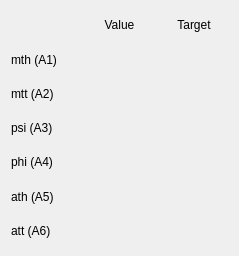
Before: the Qt Designer form custom/demo/gui/tasaxes.ui in mlz-ictrl/nicos, drawn with Qt 5.
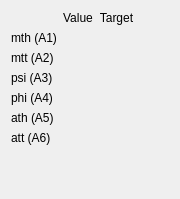
After: the same form once the commit is applied. Custom widgets are drawn as their Qt base class.

Commit message: gui: put spacers in the tas axes display

```diff
--- a/custom/demo/gui/tasaxes.ui
+++ b/custom/demo/gui/tasaxes.ui
@@ -6,14 +6,40 @@
    <rect>
     <x>0</x>
     <y>0</y>
-    <width>239</width>
-    <height>256</height>
+    <width>180</width>
+    <height>199</height>
    </rect>
   </property>
   <property name="windowTitle">
    <string>Form</string>
   </property>
   <layout class="QGridLayout" name="gridLayout">
+   <item row="1" column="2">
+    <widget class="ValueDisplay" name="valueDisplay_2">
+     <property name="key" stdset="0">
+      <string>mth.target</string>
+     </property>
+     <property name="showName" stdset="0">
+      <bool>false</bool>
+     </property>
+     <property name="formatString" stdset="0">
+      <string>%.3f</string>
+     </property>
+    </widget>
+   </item>
+   <item row="8" column="1">
+    <spacer name="verticalSpacer">
+     <property name="orientation">
+      <enum>Qt::Vertical</enum>
+     </property>
+     <property name="sizeHint" stdset="0">
+      <size>
+       <width>0</width>
+       <height>0</height>
+      </size>
+     </property>
+    </spacer>
+   </item>
    <item row="0" column="1">
     <widget class="QLabel" name="label">
      <property name="text">
@@ -74,28 +100,28 @@
      </property>
     </widget>
    </item>
-   <item row="4" column="0">
+   <item row="5" column="0">
     <widget class="QLabel" name="label_6">
      <property name="text">
       <string>phi (A4)</string>
      </property>
     </widget>
    </item>
-   <item row="3" column="0">
+   <item row="4" column="0">
     <widget class="QLabel" name="label_5">
      <property name="text">
       <string>psi (A3)</string>
      </property>
     </widget>
    </item>
-   <item row="5" column="0">
+   <item row="6" column="0">
     <widget class="QLabel" name="label_7">
      <property name="text">
       <string>ath (A5)</string>
      </property>
     </widget>
    </item>
-   <item row="6" column="0">
+   <item row="7" column="0">
     <widget class="QLabel" name="label_8">
      <property name="text">
       <string>att (A6)</string>
@@ -115,7 +141,7 @@
      </property>
     </widget>
    </item>
-   <item row="3" column="1">
+   <item row="4" column="1">
     <widget class="ValueDisplay" name="valueDisplay_5">
      <property name="device" stdset="0">
       <string>psi</string>
@@ -128,7 +154,7 @@
      </property>
     </widget>
    </item>
-   <item row="4" column="1">
+   <item row="5" column="1">
     <widget class="ValueDisplay" name="valueDisplay_4">
      <property name="device" stdset="0">
       <string>phi</string>
@@ -141,7 +167,7 @@
      </property>
     </widget>
    </item>
-   <item row="5" column="1">
+   <item row="6" column="1">
     <widget class="ValueDisplay" name="valueDisplay_6">
      <property name="device" stdset="0">
       <string>ath</string>
@@ -154,7 +180,20 @@
      </property>
     </widget>
    </item>
-   <item row="6" column="1">
+   <item row="4" column="2">
+    <widget class="ValueDisplay" name="valueDisplay_9">
+     <property name="key" stdset="0">
+      <string>psi.target</string>
+     </property>
+     <property name="showName" stdset="0">
+      <bool>false</bool>
+     </property>
+     <property name="formatString" stdset="0">
+      <string>%.3f</string>
+     </property>
+    </widget>
+   </item>
+   <item row="7" column="1">
     <widget class="ValueDisplay" name="valueDisplay_7">
      <property name="device" stdset="0">
       <string>att</string>
@@ -180,20 +219,7 @@
      </property>
     </widget>
    </item>
-   <item row="3" column="2">
-    <widget class="ValueDisplay" name="valueDisplay_9">
-     <property name="key" stdset="0">
-      <string>psi.target</string>
-     </property>
-     <property name="showName" stdset="0">
-      <bool>false</bool>
-     </property>
-     <property name="formatString" stdset="0">
-      <string>%.3f</string>
-     </property>
-    </widget>
-   </item>
-   <item row="4" column="2">
+   <item row="5" column="2">
     <widget class="ValueDisplay" name="valueDisplay_10">
      <property name="key" stdset="0">
       <string>phi.target</string>
@@ -206,7 +232,7 @@
      </property>
     </widget>
    </item>
-   <item row="5" column="2">
+   <item row="6" column="2">
     <widget class="ValueDisplay" name="valueDisplay_11">
      <property name="key" stdset="0">
       <string>ath.target</string>
@@ -219,7 +245,7 @@
      </property>
     </widget>
    </item>
-   <item row="6" column="2">
+   <item row="7" column="2">
     <widget class="ValueDisplay" name="valueDisplay_12">
      <property name="key" stdset="0">
       <string>att.target</string>
@@ -232,6 +258,19 @@
      </property>
     </widget>
    </item>
+   <item row="2" column="3">
+    <spacer name="horizontalSpacer">
+     <property name="orientation">
+      <enum>Qt::Horizontal</enum>
+     </property>
+     <property name="sizeHint" stdset="0">
+      <size>
+       <width>0</width>
+       <height>0</height>
+      </size>
+     </property>
+    </spacer>
+   </item>
   </layout>
  </widget>
  <customwidgets>
```
Left out of the diff: 13 changed lines with no effect on the pictures.
